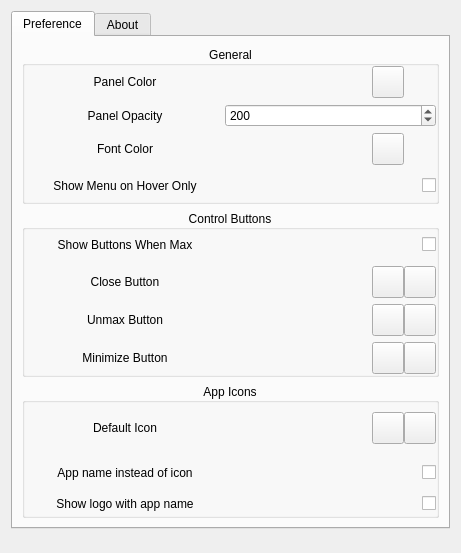
Above: widgets/mainsettingwidget.ui from SeptemberHX/dde-top-panel before the change. Below: the same form after it.
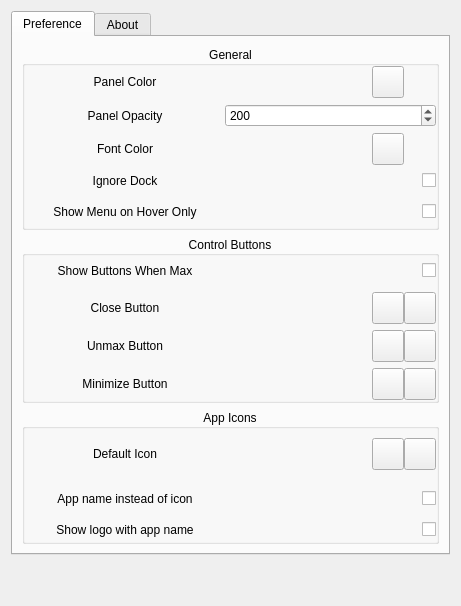
That is the form after the change. Icons and pictures are not drawn.

Commit message: add: ignore dde-dock

```diff
--- a/widgets/mainsettingwidget.ui
+++ b/widgets/mainsettingwidget.ui
@@ -7,7 +7,7 @@
     <x>0</x>
     <y>0</y>
     <width>461</width>
-    <height>553</height>
+    <height>606</height>
    </rect>
   </property>
   <property name="windowTitle">
@@ -344,6 +344,86 @@
             </layout>
            </widget>
           </item>
+          <item>
+           <widget class="QWidget" name="widget_12" native="true">
+            <property name="toolTip">
+             <string>Ignore the dde-dock window. 
+It is used to solve the desktop icon occlusion problem.
+Only works when dde-dock is not running.
+
+If anything strange happens, please uncheck this, and restart the dde-dock.</string>
+            </property>
+            <property name="statusTip">
+             <string>Ignore the dde-dock window.  It is used to solve the desktop icon occlusion problem. Only works when dde-dock is not Ignore the dde-dock window.  It is used to solve the desktop icon occlusion problem. Only works when dde-dock is not running.  If anything strange happens, please uncheck this, and restart the dde-dock..</string>
+            </property>
+            <property name="whatsThis">
+             <string>Ignore the dde-dock window. 
+It is used to solve the desktop icon occlusion problem.
+Only works when dde-dock is not running.
+
+If anything strange happens, please uncheck this, and restart the dde-dock.</string>
+            </property>
+            <layout class="QHBoxLayout" name="horizontalLayout_13">
+             <property name="spacing">
+              <number>0</number>
+             </property>
+             <property name="leftMargin">
+              <number>0</number>
+             </property>
+             <property name="topMargin">
+              <number>0</number>
+             </property>
+             <property name="rightMargin">
+              <number>0</number>
+             </property>
+             <property name="bottomMargin">
+              <number>0</number>
+             </property>
+             <item>
+              <widget class="QLabel" name="label_22">
+               <property name="minimumSize">
+                <size>
+                 <width>200</width>
+                 <height>0</height>
+                </size>
+               </property>
+               <property name="maximumSize">
+                <size>
+                 <width>200</width>
+                 <height>16777215</height>
+                </size>
+               </property>
+               <property name="text">
+                <string>Ignore Dock</string>
+               </property>
+               <property name="alignment">
+                <set>Qt::AlignCenter</set>
+               </property>
+              </widget>
+             </item>
+             <item>
+              <spacer name="horizontalSpacer_11">
+               <property name="orientation">
+                <enum>Qt::Horizontal</enum>
+               </property>
+               <property name="sizeHint" stdset="0">
+                <size>
+                 <width>40</width>
+                 <height>20</height>
+                </size>
+               </property>
+              </spacer>
+             </item>
+             <item>
+              <widget class="QCheckBox" name="ignoreDockCheckBox">
+               <property name="text">
+                <string/>
+               </property>
+              </widget>
+             </item>
+            </layout>
+           </widget>
+          </item>
           <item>
            <widget class="QWidget" name="widget_8" native="true">
             <layout class="QHBoxLayout" name="horizontalLayout_9">
```
The commit also changes 9 other files.
